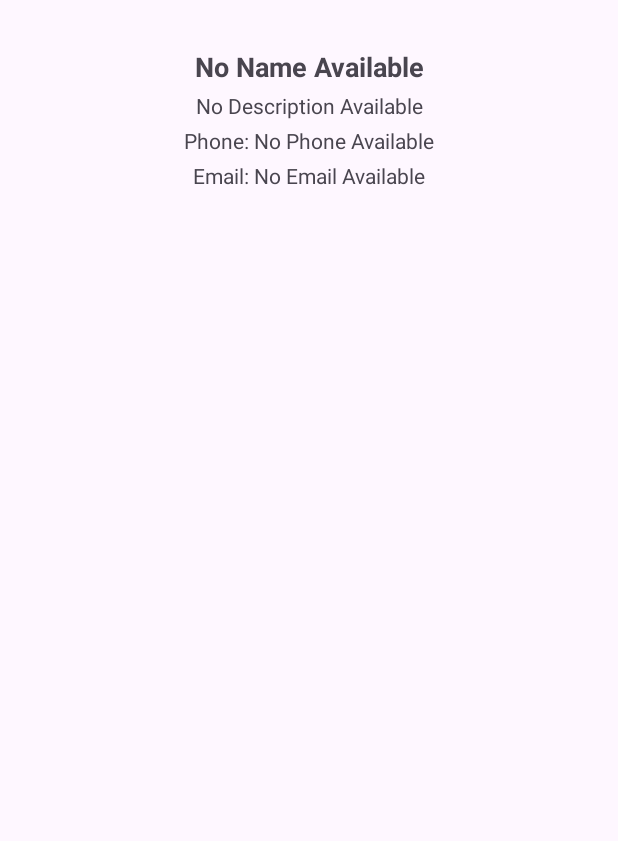
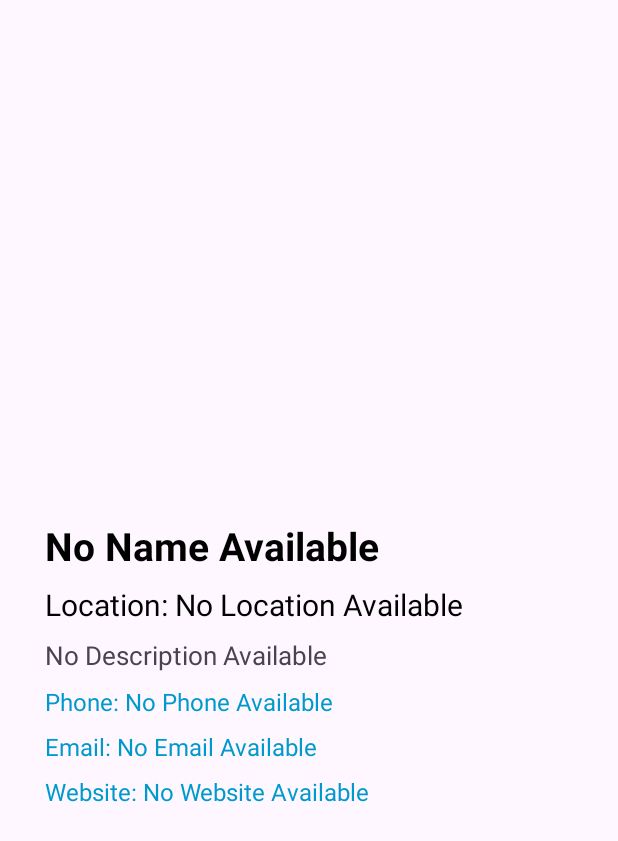
Before and after one commit to Nesrine-TAMOURTBIR/Shang-Guide, an Android app: the DescriptionActivity screen opened directly, with no data from a screen before it, on a phone screen of 412 x 824 dp. Shown: the top 841 px of the screen. Run offline under Robolectric (Android 15) with nearby library versions, the phone set to English and light mode, and no system bars.

Commit message:
design the placelist  and make the location and the webside visible

```diff
--- a/app/build.gradle.kts
+++ b/app/build.gradle.kts
@@ -41,4 +41,5 @@ dependencies {
     androidTestImplementation(libs.ext.junit)
     androidTestImplementation(libs.espresso.core)
     implementation("androidx.cardview:cardview:1.0.0")
+
 }
--- a/app/src/main/java/com/example/projet_dam/DescriptionActivity.java
+++ b/app/src/main/java/com/example/projet_dam/DescriptionActivity.java
@@ -16,43 +16,56 @@ public class DescriptionActivity extends AppCompatActivity {
         super.onCreate(savedInstanceState);
         setContentView(R.layout.activity_description);
 
-        // استقبال البيانات من الـ Intent مع تعيين القيم الافتراضية مباشرة
+        // Receive data from the Intent with default values
         final String name = getIntent().getStringExtra("name") != null ? getIntent().getStringExtra("name") : "No Name Available";
         final String description = getIntent().getStringExtra("description") != null ? getIntent().getStringExtra("description") : "No Description Available";
         final ArrayList<Integer> images = getIntent().getIntegerArrayListExtra("images") != null ? getIntent().getIntegerArrayListExtra("images") : new ArrayList<>();
         final String phone = getIntent().getStringExtra("phone") != null ? getIntent().getStringExtra("phone") : "No Phone Available";
         final String email = getIntent().getStringExtra("email") != null ? getIntent().getStringExtra("email") : "No Email Available";
+        final String location = getIntent().getStringExtra("location") != null ? getIntent().getStringExtra("location") : "No Location Available";
+        final String website = getIntent().getStringExtra("website") != null ? getIntent().getStringExtra("website") : "No Website Available";
 
-        // العثور على مكونات الواجهة
+        // Find UI components
         TextView textViewName = findViewById(R.id.textViewTitle);
         TextView textViewDescription = findViewById(R.id.textViewDescription);
         TextView textViewPhone = findViewById(R.id.textViewPhone);
         TextView textViewEmail = findViewById(R.id.textViewEmail);
+        TextView textViewLocation = findViewById(R.id.textViewAddress);
+        TextView textViewWebsite = findViewById(R.id.textViewWebsite);
         RecyclerView recyclerView = findViewById(R.id.recyclerViewImages);
 
-        // تهيئة RecyclerView
+        // Set up RecyclerView
         recyclerView.setLayoutManager(new LinearLayoutManager(this, LinearLayoutManager.HORIZONTAL, false));
         ImageSliderAdapter adapter = new ImageSliderAdapter(images);
         recyclerView.setAdapter(adapter);
 
-        // تعيين محتوى النصوص
+        // Set text content
         textViewName.setText(name);
         textViewDescription.setText(description);
         textViewPhone.setText("Phone: " + phone);
         textViewEmail.setText("Email: " + email);
+        textViewLocation.setText("Location: " + location);
+        textViewWebsite.setText("Website: " + website);
 
-        // إضافة تعليمات النقر على رقم الهاتف
+        // Add click listener for phone number
         textViewPhone.setOnClickListener(v -> {
             Intent callIntent = new Intent(Intent.ACTION_DIAL);
             callIntent.setData(Uri.parse("tel:" + phone));
             startActivity(callIntent);
         });
 
-        // إضافة تعليمات النقر على البريد الإلكتروني
+        // Add click listener for email
         textViewEmail.setOnClickListener(v -> {
             Intent emailIntent = new Intent(Intent.ACTION_SENDTO);
             emailIntent.setData(Uri.parse("mailto:" + email));
             startActivity(emailIntent);
         });
+
+        // Add click listener for website
+        textViewWebsite.setOnClickListener(v -> {
+            Intent websiteIntent = new Intent(Intent.ACTION_VIEW);
+            websiteIntent.setData(Uri.parse("http://" + website));
+            startActivity(websiteIntent);
+        });
     }
 }
--- a/app/src/main/java/com/example/projet_dam/RestaurantsActivity.java
+++ b/app/src/main/java/com/example/projet_dam/RestaurantsActivity.java
@@ -8,7 +8,7 @@ import android.widget.ArrayAdapter;
 import android.widget.ListView;
 import androidx.appcompat.app.AppCompatActivity;
 import java.util.ArrayList;
-
+import com.example.projet_dam.PlaceAdapter;
 
 public class RestaurantsActivity extends AppCompatActivity {
     private ArrayList<Place> placesList;
@@ -60,7 +60,6 @@ public class RestaurantsActivity extends AppCompatActivity {
 الموقع بالعربية:
 "عنوان سري (يُكشف بعد الحجز)، شنغهاي، الصين"
 * */
-
 
 
         // 2)  Fu 1088 - 3 images
@@ -135,7 +134,7 @@ public class RestaurantsActivity extends AppCompatActivity {
         * */
 
         // 4)  Lü Bo Lang - 6 images
-        ArrayList<Integer> lubolangImages =new ArrayList<>();
+        ArrayList<Integer> lubolangImages = new ArrayList<>();
         lubolangImages.add(R.drawable.lubolang1);
         lubolangImages.add(R.drawable.lubolang2);
         lubolangImages.add(R.drawable.lubolang6);
@@ -169,7 +168,7 @@ public class RestaurantsActivity extends AppCompatActivity {
         * */
 
         // 5)  ROOF - 6 images
-        ArrayList<Integer> roofImages=new ArrayList<>();
+        ArrayList<Integer> roofImages = new ArrayList<>();
         roofImages.add(R.drawable.roof1);
         roofImages.add(R.drawable.roof2);
         roofImages.add(R.drawable.roof3);
@@ -200,7 +199,7 @@ public class RestaurantsActivity extends AppCompatActivity {
 */
 
         // 6)  Yi Cafe - 5 images
-        ArrayList<Integer> yicafeImages =new ArrayList<>();
+        ArrayList<Integer> yicafeImages = new ArrayList<>();
         yicafeImages.add(R.drawable.yicafe4);
         yicafeImages.add(R.drawable.yicafe5);
         yicafeImages.add(R.drawable.yicafe2);
@@ -234,7 +233,7 @@ public class RestaurantsActivity extends AppCompatActivity {
 
 
         // 7)  Xin Guang - 5 images
-        ArrayList<Integer> xinguangImages =new ArrayList<>();
+        ArrayList<Integer> xinguangImages = new ArrayList<>();
         xinguangImages.add(R.drawable.xin_guang7);
         xinguangImages.add(R.drawable.xin_guang6);
         xinguangImages.add(R.drawable.xin_guang2);
@@ -268,13 +267,13 @@ public class RestaurantsActivity extends AppCompatActivity {
 
 
         // 8)  SongYue Lou - 5 images
-        ArrayList<Integer> songyuelouImages =new ArrayList<>();
+        ArrayList<Integer> songyuelouImages = new ArrayList<>();
         songyuelouImages.add(R.drawable.songyuelou1);
         songyuelouImages.add(R.drawable.songyuelou2);
         songyuelouImages.add(R.drawable.songyuelou3);
         songyuelouImages.add(R.drawable.songyuelou4);
         songyuelouImages.add(R.drawable.songyuelou5);
-       // songyuelouImages.add(R.drawable.songyuelou6);
+        // songyuelouImages.add(R.drawable.songyuelou6);
         songyuelouImages.add(R.drawable.songyuelou7);
         songyuelouImages.add(R.drawable.songyuelou8);
         songyuelouImages.add(R.drawable.songyuelou9);
@@ -303,7 +302,7 @@ public class RestaurantsActivity extends AppCompatActivity {
                         "• إفطار الرهبان الصباحي - كعكات بخارية مع عصيدة أعشاب (6-9 صباحاً فقط)",
 
 
-        * */
+        *
 
         // Display the places in a ListView
         ArrayList<String> placeNames = new ArrayList<>();
@@ -341,3 +340,37 @@ public class RestaurantsActivity extends AppCompatActivity {
 
     }
 }
+
+
+         */
+// Display the places in a ListView
+        ListView listView = findViewById(R.id.listViewTouristPlaces);
+        PlaceAdapter adapter = new PlaceAdapter(this, placesList);
+        listView.setAdapter(adapter);
+
+// Handle clicks on list items
+        listView.setOnItemClickListener((parent, view, position, id) -> {
+            Place selectedPlace = placesList.get(position);
+
+            if (selectedPlace == null) {
+                System.out.println("Error: selectedPlace is null!");
+                return;
+            }
+
+            Intent intent = new Intent(RestaurantsActivity.this, DescriptionActivity.class);
+            intent.putExtra("name", selectedPlace.getName());
+            intent.putExtra("description", selectedPlace.getDescription());
+
+            // Ensure the images are not null
+            if (selectedPlace.getImageResourceIds() != null) {
+                intent.putIntegerArrayListExtra("images", selectedPlace.getImageResourceIds());
+            }
+
+            intent.putExtra("phone", selectedPlace.getPhone());
+            intent.putExtra("email", selectedPlace.getEmail());
+            intent.putExtra("location", selectedPlace.getLocation()); // Correctly set the location
+            intent.putExtra("website", selectedPlace.getWebsite()); // Add the website if available
+
+            startActivity(intent);
+        });
+    }}
--- a/app/src/main/res/layout/activity_description.xml
+++ b/app/src/main/res/layout/activity_description.xml
@@ -1,55 +1,68 @@
 <?xml version="1.0" encoding="utf-8"?>
-<LinearLayout xmlns:android="http://schemas.android.com/apk/res/android"
+<ScrollView xmlns:android="http://schemas.android.com/apk/res/android"
     android:layout_width="match_parent"
-    android:layout_height="match_parent"
+    android:layout_height="match_parent">
+
+    <LinearLayout
+        android:layout_width="match_parent"
+        android:layout_height="wrap_content"
         android:orientation="vertical"
-    android:padding="16dp">
+        android:padding="30dp">
 
-    <!-- ViewPager2 لعرض الصور بحجم محدد -->
+
         <androidx.recyclerview.widget.RecyclerView
             android:id="@+id/recyclerViewImages"
             android:layout_width="match_parent"
-        android:layout_height="wrap_content"
-        android:layout_marginBottom="8dp"
-        android:orientation="horizontal" />
+            android:layout_height="300dp"
+            android:layout_marginTop="16dp" />
 
-
-    <!-- النصوص أسفل الصورة -->
         <TextView
             android:id="@+id/textViewTitle"
-        android:layout_width="match_parent"
+            android:layout_width="wrap_content"
             android:layout_height="wrap_content"
-        android:text="Title"
-        android:textSize="18sp"
+            android:textSize="26sp"
             android:textStyle="bold"
-        android:gravity="center"
-        android:paddingTop="8dp" />
+            android:textColor="@color/black"/>
+
+        <TextView
+            android:id="@+id/textViewAddress"
+            android:layout_width="wrap_content"
+            android:layout_height="wrap_content"
+            android:layout_marginTop="8dp"
+            android:textSize="20sp"
+            android:textColor="@color/black"/>
 
         <TextView
             android:id="@+id/textViewDescription"
-        android:layout_width="match_parent"
+            android:layout_width="wrap_content"
             android:layout_height="wrap_content"
-        android:text="Description"
-        android:textSize="14sp"
-        android:gravity="center"
-        android:paddingTop="4dp" />
+            android:layout_marginTop="8dp"
+            android:textSize="17sp" />
+
 
         <TextView
             android:id="@+id/textViewPhone"
-        android:layout_width="match_parent"
+            android:layout_width="wrap_content"
             android:layout_height="wrap_content"
-        android:text="Phone"
-        android:textSize="14sp"
-        android:gravity="center"
-        android:paddingTop="4dp" />
+            android:layout_marginTop="8dp"
+            android:textColor="@android:color/holo_blue_dark"
+            android:textSize="16sp" />
 
         <TextView
             android:id="@+id/textViewEmail"
-        android:layout_width="match_parent"
+            android:layout_width="wrap_content"
             android:layout_height="wrap_content"
-        android:text="Email"
-        android:textSize="14sp"
-        android:gravity="center"
-        android:paddingTop="4dp" />
+            android:layout_marginTop="8dp"
+            android:textColor="@android:color/holo_blue_dark"
+            android:textSize="16sp" />
 
+
+        <TextView
+            android:id="@+id/textViewWebsite"
+            android:layout_width="wrap_content"
+            android:layout_height="wrap_content"
+            android:layout_marginTop="8dp"
+            android:textColor="@android:color/holo_blue_dark"
+            android:textSize="16sp" />
     </LinearLayout>
+</ScrollView>
```
Lines whose indentation alone changed are shown as unchanged.
